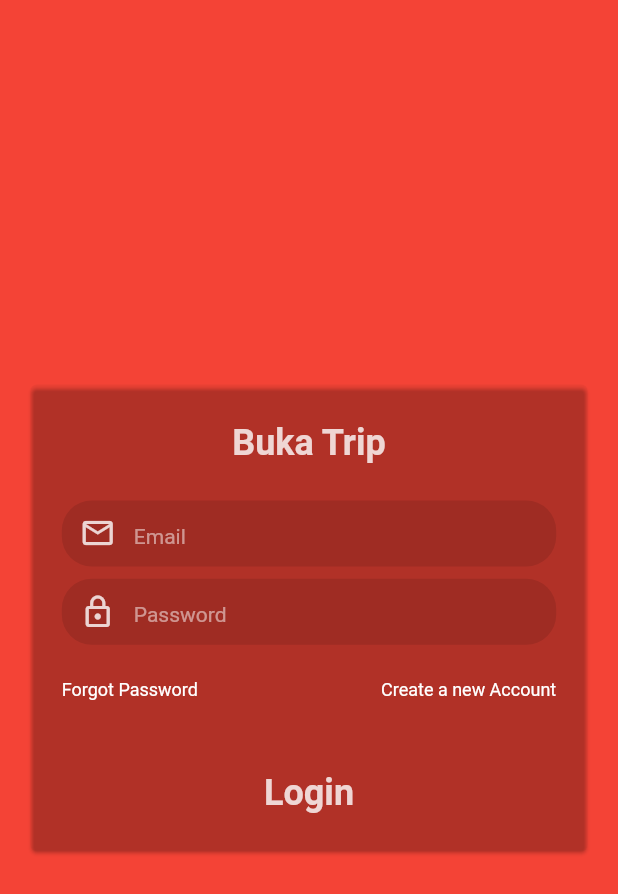
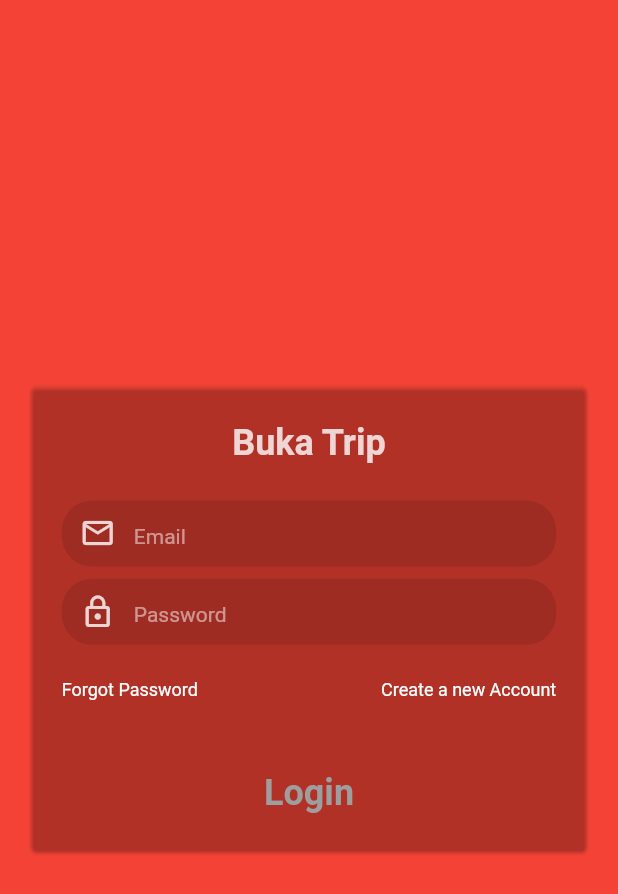
Before and after one commit to robzimpulse/buka_trip, a Flutter app: the screen it shows after launch, on a phone screen of 412 x 824 dp. Shown: the top 894 px of the screen. Run offline on Flutter 3.47's test engine with Material 2 defaults, Android fonts, the phone set to English and light mode, and no system bars; our stand-ins replace firebase_auth, firebase_core; accounts and stored records are empty.

Commit message:
fix disabling button

```diff
--- a/lib/app/auth/auth.screen.dart
+++ b/lib/app/auth/auth.screen.dart
@@ -31,6 +31,7 @@ class _AuthScreen extends State<AuthScreen> {
     emailController.addListener(_updateButtonDisability);
     passwordController.addListener(_updateButtonDisability);
     passwordConfirmController.addListener(_updateButtonDisability);
+    _updateButtonDisability();
     super.initState();
   }
 
--- a/lib/infrastructure/widgets/translucent_button.widget.dart
+++ b/lib/infrastructure/widgets/translucent_button.widget.dart
@@ -42,7 +42,10 @@ class TranslucentButton extends StatelessWidget {
         splashColor: Colors.grey,
         highlightColor: Colors.transparent,
         onTap: disabled ? null : _onTap,
-        child: TranslucentTextLabel(title)
+        child: TranslucentTextLabel(
+          title,
+          titleColor: disabled ? Colors.grey : null,
+        )
       ),
     );
   }
```
